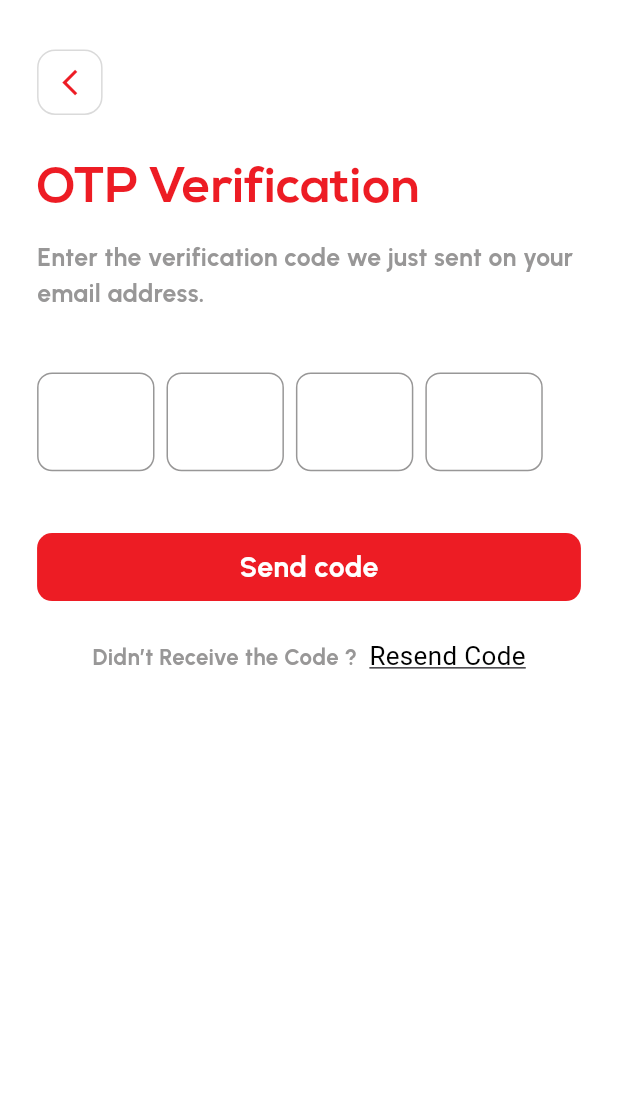
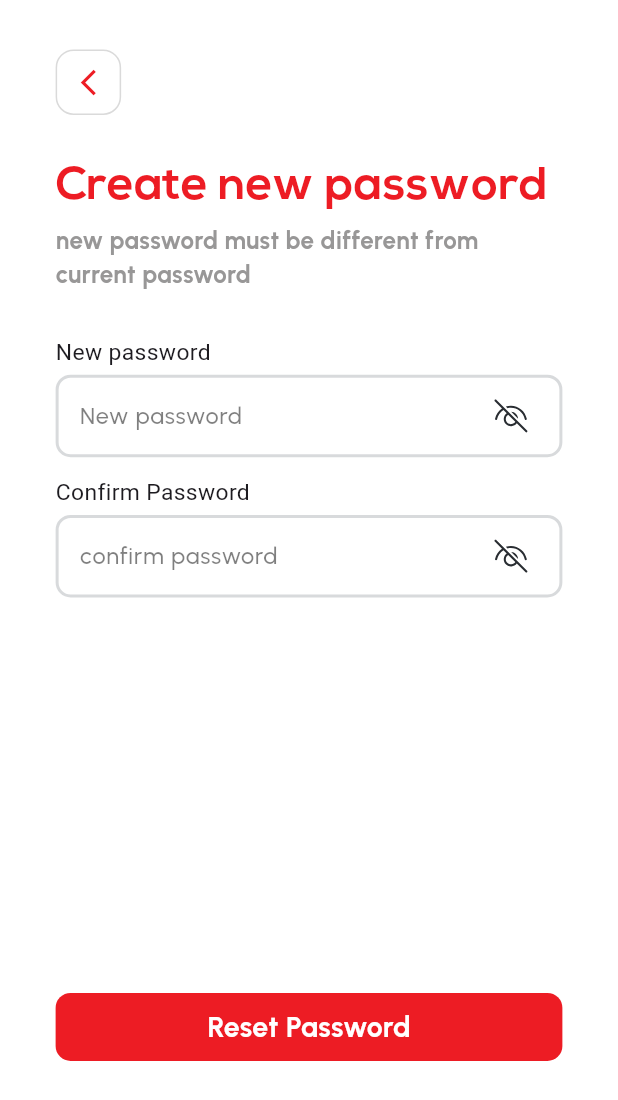
Before and after one commit to AmiraElrefaee/smart-mart-, a Flutter app: the OtpForgetPasswordPageView screen opened by its route, after a tap on "Send code", on a phone screen of 412 x 824 dp. Shown: the top 1100 px of the screen. Run offline on Flutter 3.47's test engine with Material 3 defaults, Android fonts, the light colour scheme and no system bars; drawn by our look-alikes of pinput; our stand-ins replace flutter_svg, font_awesome_flutter, go_router.

Commit message:
finish create new password page UI

```diff
--- /dev/null
+++ b/lib/core/utils/functions/Navigate_to_page.dart
@@ -0,0 +1,15 @@
+import 'dart:async';
+
+import 'package:flutter/src/widgets/framework.dart';
+import 'package:go_router/go_router.dart';
+
+Timer?_debounce;
+
+void navigateToPage(  String Loaction,BuildContext context) {
+  if ( _debounce?.isActive ?? false) return;
+
+  _debounce = Timer(Duration(milliseconds: 500), () {
+
+    GoRouter.of(context).push(Loaction);
+  });
+}
--- a/lib/core/utils/functions/app_router.dart
+++ b/lib/core/utils/functions/app_router.dart
@@ -8,6 +8,7 @@ import 'package:smart_mart/features/sign_up/presentation/views/OTP_view.dart';
 
 import '../../../features/sign_up/presentation/views/OTP_forget_password_page_view.dart';
 import '../../../features/sign_up/presentation/views/add_phone_num_view.dart';
+import '../../../features/sign_up/presentation/views/create_new_password_page_view.dart';
 import '../../../features/sign_up/presentation/views/forget_password_page_view.dart';
 import '../../../features/sign_up/presentation/views/sign_up_view.dart';
 import '../../../features/splash/presentation/views/splash_view.dart';
@@ -22,8 +23,11 @@ abstract class AppRouter {
   static const kOTPpage='/OtpView' ;
   static const kForgetPasswordPage='/ForgetPasswordPageView' ;
   static const kOtpForgetPasswordPage='/OtpForgetPasswordPageView';
+  static const kCreateNewPasswordpage='/CreateNewPasswordpageView';
    static final router = GoRouter(
     routes: [
+      GoRoute(path: kCreateNewPasswordpage,
+      builder: (context,state)=>CreateNewPasswordpageView()),
       GoRoute(path: kOtpForgetPasswordPage,
       builder: (context, state )=>OtpForgetPasswordPageView()
       ),
--- a/lib/features/login/presentation/views/widgets/custom_text_form_field_password.dart
+++ b/lib/features/login/presentation/views/widgets/custom_text_form_field_password.dart
@@ -60,7 +60,7 @@ bool obscureText=true ;
               ),
         ):
         Padding(
-          padding:  EdgeInsets.only(right: MediaQuery.of(context).size.width*.05),
+          padding:  EdgeInsets.only(right: MediaQuery.of(context).size.width*.04),
           child: SvgPicture.asset('assets/images/eye_show_regular_icon_203603.svg'),
         ),),
 
@@ -94,7 +94,7 @@ bool obscureText=true ;
 
   OutlineInputBorder buildBorder([colorr,widthh]) {
     return OutlineInputBorder(
-        borderRadius: BorderRadius.circular(15),
+        borderRadius: BorderRadius.circular(10),
         borderSide:  BorderSide(
             color: colorr==null? Color(0xffD8DADC):colorr,
             width:widthh==null? 2:widthh)
--- a/lib/features/login/presentation/views/widgets/login_view_body.dart
+++ b/lib/features/login/presentation/views/widgets/login_view_body.dart
@@ -28,6 +28,8 @@ class LoginViewBody extends StatelessWidget {
       child: SizedBox(
         height: screenHeight,
         width: screenWidth,
+        child: GestureDetector(
+          onTap: () => FocusScope.of(context).unfocus(),
           child: Stack(children: [
             CustomBackground(),
             Positioned
@@ -113,6 +115,7 @@ class LoginViewBody extends StatelessWidget {
                 )),
           ],),
         ),
+      ),
     );
   }
 }
--- /dev/null
+++ b/lib/features/sign_up/presentation/views/create_new_password_page_view.dart
@@ -0,0 +1,15 @@
+import 'package:flutter/cupertino.dart';
+import 'package:flutter/material.dart';
+import 'package:smart_mart/features/sign_up/presentation/views/widgets/create_new_password_page_view_body.dart';
+
+class CreateNewPasswordpageView extends StatelessWidget {
+  const CreateNewPasswordpageView({super.key});
+
+  @override
+  Widget build(BuildContext context) {
+    return Scaffold(
+      resizeToAvoidBottomInset: true,
+      body: CreateNewPasswordPageViewBody(),
+    );
+  }
+}
--- a/lib/features/sign_up/presentation/views/widgets/OTP_forget_password_view_body.dart
+++ b/lib/features/sign_up/presentation/views/widgets/OTP_forget_password_view_body.dart
@@ -1,8 +1,11 @@
 import 'package:flutter/cupertino.dart';
 import 'package:flutter/material.dart';
+import 'package:go_router/go_router.dart';
 import 'package:pinput/pinput.dart';
+import 'package:smart_mart/core/utils/functions/app_router.dart';
 
 import '../../../../../const.dart';
+import '../../../../../core/utils/functions/Navigate_to_page.dart';
 import '../../../../../core/utils/styles.dart';
 import '../../../../../core/widgets/custom_app_bar.dart';
 import '../../../../../core/widgets/custom_botton.dart';
@@ -38,8 +41,11 @@ class OtpForgetPasswordViewBody extends StatelessWidget {
     );
 
     return SafeArea(
+      child: GestureDetector(
+        onTap: () => FocusScope.of(context).unfocus(),
         child: Padding(
-        padding: EdgeInsets.symmetric(horizontal:screenWidth*.06 ),
+          padding: EdgeInsets.symmetric(horizontal:screenWidth*.09  ),
+          child: SingleChildScrollView(
             child: Column(
               crossAxisAlignment: CrossAxisAlignment.start,
 
@@ -49,8 +55,8 @@ class OtpForgetPasswordViewBody extends StatelessWidget {
 
                 CustomTitle(
                   sizeBox:  screenHeight*.02,
-              fontTitle: .04*MediaQuery.of(context).size.height,
-              fontSubTitle:.02*MediaQuery.of(context).size.height,
+                  fontTitle: .075*MediaQuery.of(context).size.width,
+                  fontSubTitle:.039*MediaQuery.of(context).size.width,
 
                   title: 'OTP Verification',
                   subTitle: 'Enter the verification code we just sent on your email address.'
@@ -74,7 +80,12 @@ class OtpForgetPasswordViewBody extends StatelessWidget {
                     colorText: Colors.white,
                     screenHeight: screenHeight,
                     screenWidth: screenWidth,
-                onTap: (){},
+                      onTap:()=>navigateToPage(AppRouter.kCreateNewPasswordpage,context)
+
+                    // onTap: (){
+                    //
+                    //   GoRouter.of(context).push(AppRouter.kCreateNewPasswordpage);
+                    // },
                   ),
                 ),
 
@@ -107,6 +118,8 @@ class OtpForgetPasswordViewBody extends StatelessWidget {
 
               ],),
           ),
+        ),
+      ),
     );
   }
 }
--- /dev/null
+++ b/lib/features/sign_up/presentation/views/widgets/create_new_password_page_view_body.dart
@@ -0,0 +1,67 @@
+import 'package:flutter/cupertino.dart';
+import 'package:flutter/material.dart';
+import 'package:go_router/go_router.dart';
+
+import '../../../../../const.dart';
+import '../../../../../core/utils/functions/app_router.dart';
+import '../../../../../core/utils/styles.dart';
+import '../../../../../core/widgets/custom_app_bar.dart';
+import '../../../../../core/widgets/custom_botton.dart';
+import '../../../../../core/widgets/custom_side_text.dart';
+import '../../../../../core/widgets/custom_title.dart';
+import '../../../../login/presentation/views/widgets/custom_text_form_field_password.dart';
+import '../../../../login/presentation/views/widgets/custom_text_form_filed.dart';
+import 'form_create_new_password.dart';
+
+class CreateNewPasswordPageViewBody extends StatelessWidget {
+  const CreateNewPasswordPageViewBody({super.key});
+
+  @override
+  Widget build(BuildContext context) {
+    double screenHeight= MediaQuery.of(context).size.height;
+    double screenWidth= MediaQuery.of(context).size.width;
+    return SafeArea(
+        child: GestureDetector(
+          onTap: () => FocusScope.of(context).unfocus(),
+          child: Padding(
+            padding:  EdgeInsets.symmetric(horizontal:screenWidth*.09 ),
+            child: SingleChildScrollView(
+              keyboardDismissBehavior: ScrollViewKeyboardDismissBehavior.onDrag,
+              child: Column(
+                crossAxisAlignment: CrossAxisAlignment.start,
+                children: [
+
+                  customAppBar(screenHeight: screenHeight),
+
+                  CustomTitle(
+                    sizeBox:  screenHeight*.01,
+                    fontTitle: .075*MediaQuery.of(context).size.width,
+                    fontSubTitle:.039*MediaQuery.of(context).size.width,
+                    title: 'Create new password',
+                    subTitle: 'new password must be different from current password',
+                  ),
+                  SizedBox(
+                    height: screenHeight*.03,
+                  ),
+
+                  FormCreateNewPassword(),
+                  SizedBox(height: screenHeight * .32),
+
+                  CustomBotton(
+                    text: 'Reset Password',
+                    background: kColor,
+                    colorText: Colors.white,
+                    screenHeight: screenHeight,
+                    screenWidth: screenWidth,
+                    onTap: (){},
+                  )
+
+
+
+
+                ],),
+            ),
+          ),
+        ));
+  }
+}
--- /dev/null
+++ b/lib/features/sign_up/presentation/views/widgets/form_create_new_password.dart
@@ -0,0 +1,57 @@
+import 'package:flutter/cupertino.dart';
+
+import '../../../../../core/widgets/custom_side_text.dart';
+import '../../../../login/presentation/views/widgets/custom_text_form_field_password.dart';
+
+class FormCreateNewPassword extends StatefulWidget {
+  const FormCreateNewPassword({super.key});
+
+  @override
+  State<FormCreateNewPassword> createState() => _FormCreateNewPasswordState();
+}
+
+class _FormCreateNewPasswordState extends State<FormCreateNewPassword> {
+  final GlobalKey<FormState> formKey = GlobalKey();
+
+  final AutovalidateMode autovalidateMode = AutovalidateMode.disabled;
+
+
+
+  @override
+  Widget build(BuildContext context) {
+    return Form(
+        key: formKey,
+        autovalidateMode: autovalidateMode,
+        child:Column(
+          crossAxisAlignment: CrossAxisAlignment.start,
+          children: [
+          Padding(
+            padding:
+            EdgeInsets.symmetric(vertical: MediaQuery.of(context).size.height*.005),
+            child: CustomSideText(
+              text: 'New password',
+            ),),
+
+          CustomTextFieldPassWord(
+            hint: 'New password',
+          ),
+          SizedBox(
+            height: MediaQuery.of(context).size.height*.01,
+          ),
+          Padding(
+            padding:
+            EdgeInsets.symmetric(vertical: MediaQuery.of(context).size.height*.005),
+            child: CustomSideText(
+              text: 'Confirm Password',
+            ),),
+
+          CustomTextFieldPassWord(
+            hint: 'confirm password',
+          ),
+
+
+        ],)
+
+    );
+  }
+}
--- a/lib/main.dart
+++ b/lib/main.dart
@@ -19,6 +19,7 @@ class MyApp extends StatelessWidget {
       ),
       color: Colors.white,
       routerConfig: AppRouter.router,
+
       debugShowCheckedModeBanner: false,
       // home: const SplashView(),
     );
```
Also changed, not shown: lib/features/sign_up/presentation/views/widgets/OTP_view_body.dart (+6 -3 lines), lib/features/sign_up/presentation/views/widgets/add_phone_num_view_body.dart (+11 -7 lines), lib/features/sign_up/presentation/views/widgets/forget_password_view_body.dart (+12 -7 lines), lib/features/sign_up/presentation/views/widgets/signup_view_body.dart (+26 -10 lines). Lines whose indentation alone changed are shown as unchanged.
